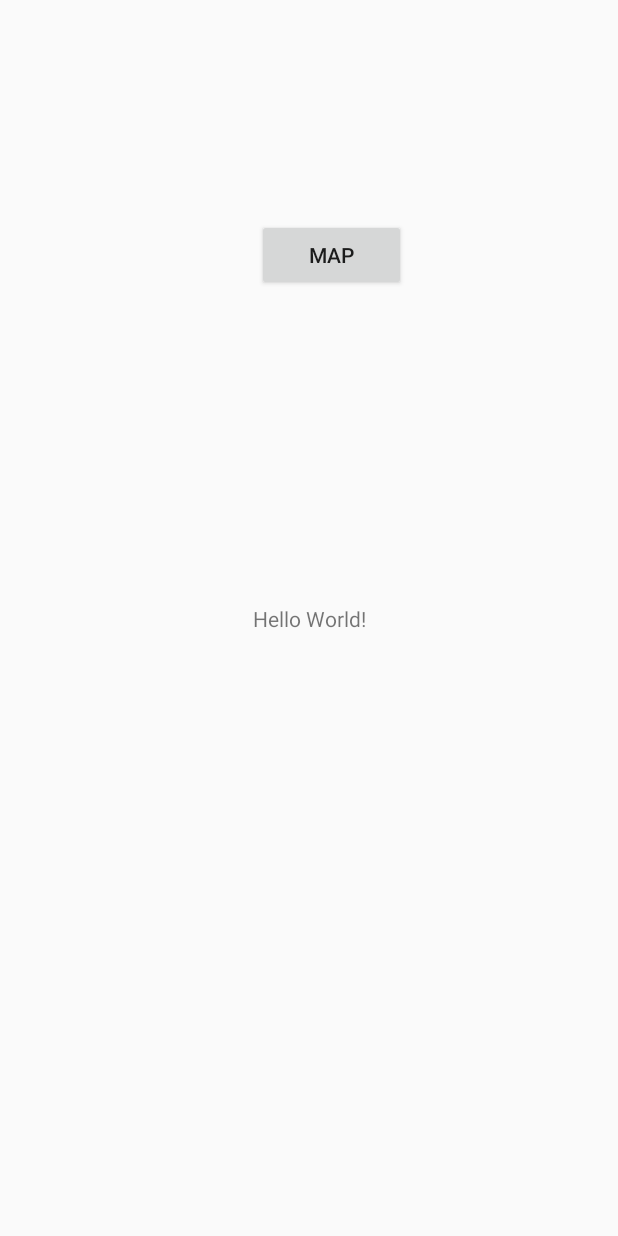
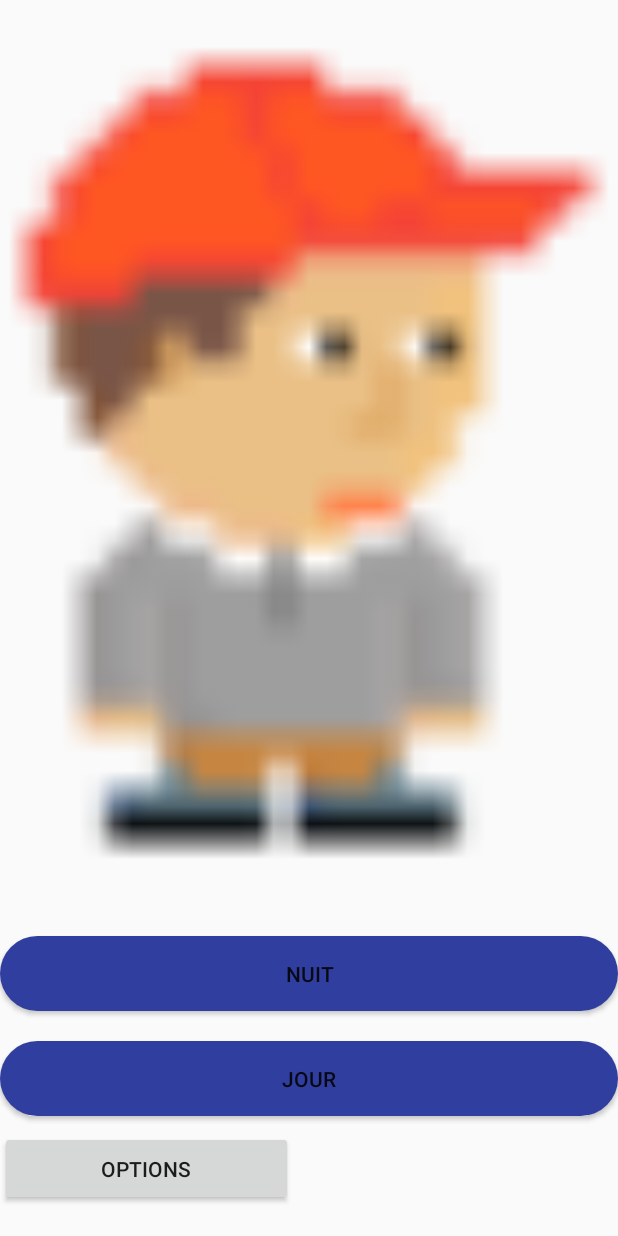
Before and after one commit to Andlat/SIM-2018, an Android app: the screen it shows after launch (MainActivity), on a phone screen of 412 x 824 dp. Run offline under Robolectric (Android 15) with nearby library versions, the phone set to English and light mode, and no system bars.

Commit message:
Bouton oval

```diff
--- a/Day_n_Night/app/src/main/java/daynight/daynnight/MainActivity.java
+++ b/Day_n_Night/app/src/main/java/daynight/daynnight/MainActivity.java
@@ -14,7 +14,7 @@ public class MainActivity extends AppCompatActivity {
         setContentView(R.layout.activity_main);
         //Test
 
-        Button buttonMap = (Button) findViewById(R.id.mapButton);
+        Button buttonMap = (Button) findViewById(R.id.jourButton);
         buttonMap.setOnClickListener(new View.OnClickListener() {
             @Override
             public void onClick(View v) {
--- a/Day_n_Night/app/src/main/java/daynight/daynnight/MapActivity.java
+++ b/Day_n_Night/app/src/main/java/daynight/daynnight/MapActivity.java
@@ -5,6 +5,7 @@ import android.annotation.SuppressLint;
 import android.content.Context;
 import android.content.DialogInterface;
 import android.content.pm.PackageManager;
+import android.content.res.Resources;
 import android.location.Criteria;
 import android.location.Location;
 import android.location.LocationListener;
@@ -46,9 +47,6 @@ public class MapActivity extends FragmentActivity implements OnMapReadyCallback,
     private Marker perso;
 
 
-    private ArrayList<LocationProvider> providers;
-    private ArrayList<String> providerNames;
-    private Criteria criteria;
 
     @Override
     protected void onCreate(Bundle savedInstanceState) {
@@ -114,42 +112,24 @@ public class MapActivity extends FragmentActivity implements OnMapReadyCallback,
 
         map = googleMap;
         locationManager = (LocationManager) getSystemService(Context.LOCATION_SERVICE);
-        map.setMinZoomPreference(17);
+
 
         //Stylisation de la carte avec JSON d'un Raw.xml
-        try
-        {
+        try {
+
             boolean reussi = map.setMapStyle(MapStyleOptions.loadRawResourceStyle(this, R.raw.style_json));
 
             if(!reussi)
-            {
                 Log.e("MapsActivity", "Génération du style impossible");
-            }
         }
-        catch (Resources.NotFoundException e)
-        {
+        catch (Resources.NotFoundException e) {
             Log.e("MapsActivity", "Impossible de trouver le style", e);
         }
 
 
-        //La section en commentaire suvante sert à quoi?????????????
-        /*providers = new ArrayList<LocationProvider>();
-
-        criteria = new Criteria();
-        criteria.setAccuracy(Criteria.ACCURACY_FINE);
-        criteria.setAltitudeRequired(false);
-        criteria.setBearingRequired(true);
-        criteria.setCostAllowed(false);
-
-        providerNames = new ArrayList<String>(locationManager.getProviders(criteria, true));
-
-        for (String name : providerNames) {
-            providers.add(locationManager.getProvider(name));
-        }*/
-
         try {
             //Actulise la position sur la carte à chaque x ms
-            locationManager.requestLocationUpdates(LocationManager.GPS_PROVIDER, 5000, 0, locationListener = new LocationListener() {
+            locationManager.requestLocationUpdates(LocationManager.GPS_PROVIDER, 3000, 0, locationListener = new LocationListener() {
 
                 @Override
                 public void onLocationChanged(Location location) {
@@ -162,9 +142,9 @@ public class MapActivity extends FragmentActivity implements OnMapReadyCallback,
 
                     //Si la distance entre deux actualisation est suppérieur à 3m alors le personnage se déplace
                     if(move[0] > 3){
-                        if(perso != null){
-                            perso.remove();
-                        }
+
+                        if(perso != null) perso.remove();
+
                         perso = map.addMarker(new MarkerOptions()
                                 .position(livePos)
                                 .icon(BitmapDescriptorFactory.fromResource(R.drawable.icondude)));
@@ -188,7 +168,7 @@ public class MapActivity extends FragmentActivity implements OnMapReadyCallback,
 
                 }
             });
-        //Si nous avons pas acces à la localisation
+        //Si nous avons pas accès à la localisation
         } catch (SecurityException e) {
             e.printStackTrace();
         }
--- /dev/null
+++ b/Day_n_Night/app/src/main/res/drawable/oval_button_shape.xml
@@ -0,0 +1,24 @@
+<?xml version="1.0" encoding="utf-8"?>
+<shape xmlns:android="http://schemas.android.com/apk/res/android"
+    android:shape="rectangle" >
+
+    <corners
+        android:bottomLeftRadius="30dp"
+        android:bottomRightRadius="30dp"
+        android:radius="60dp"
+        android:topLeftRadius="30dp"
+        android:topRightRadius="30dp" />
+
+    <solid android:color="@color/colorPrimaryDark" />
+
+    <padding
+        android:bottom="0dp"
+        android:left="0dp"
+        android:right="0dp"
+        android:top="0dp" />
+
+    <size
+        android:height="60dp"
+        android:width="270dp" />
+
+</shape>
--- a/Day_n_Night/app/src/main/res/layout/activity_main.xml
+++ b/Day_n_Night/app/src/main/res/layout/activity_main.xml
@@ -1,35 +1,48 @@
 <?xml version="1.0" encoding="utf-8"?>
-<android.support.constraint.ConstraintLayout xmlns:android="http://schemas.android.com/apk/res/android"
+<android.support.v7.widget.LinearLayoutCompat xmlns:android="http://schemas.android.com/apk/res/android"
     xmlns:app="http://schemas.android.com/apk/res-auto"
     xmlns:tools="http://schemas.android.com/tools"
     android:layout_width="match_parent"
     android:layout_height="match_parent"
+    android:orientation="vertical"
     tools:context="daynight.daynnight.MainActivity">
 
-    <TextView
-        android:id="@+id/textView"
-        android:layout_width="wrap_content"
-        android:layout_height="wrap_content"
-        android:text="Hello World!"
-        app:layout_constraintBottom_toBottomOf="parent"
-        app:layout_constraintLeft_toLeftOf="parent"
-        app:layout_constraintRight_toRightOf="parent"
-        app:layout_constraintTop_toTopOf="parent" />
+    <ImageView
+        android:id="@+id/imageView"
+        android:layout_width="match_parent"
+        android:layout_height="match_parent"
+        android:layout_weight="1"
+        app:srcCompat="@drawable/mapcharacteranimation1" />
 
     <Button
-        android:id="@+id/mapButton"
-        android:layout_width="99dp"
-        android:layout_height="48dp"
-        android:layout_marginBottom="81dp"
-        android:layout_marginEnd="141dp"
-        android:layout_marginStart="141dp"
-        android:layout_marginTop="146dp"
-        android:text="Map"
-        app:layout_constraintBottom_toTopOf="@+id/textView"
-        app:layout_constraintEnd_toEndOf="parent"
-        app:layout_constraintHorizontal_bias="1.0"
-        app:layout_constraintStart_toStartOf="parent"
-        app:layout_constraintTop_toTopOf="parent"
-        app:layout_constraintVertical_bias="0.0" />
+        android:id="@+id/nuitButton"
+        android:layout_width="match_parent"
+        android:layout_height="50dp"
+        android:layout_marginBottom="10dp"
+        android:layout_marginTop="20dp"
+        android:background="@drawable/oval_button_shape"
+        android:text="Nuit"
+        tools:layout_editor_absoluteX="199dp"
+        tools:layout_editor_absoluteY="189dp" />
 
-</android.support.constraint.ConstraintLayout>
+    <Button
+        android:id="@+id/jourButton"
+        android:layout_width="match_parent"
+        android:layout_height="50dp"
+        android:layout_marginBottom="10dp"
+        android:layout_marginTop="10dp"
+        android:background="@drawable/oval_button_shape"
+        android:text="Jour"
+        tools:layout_editor_absoluteX="199dp"
+        tools:layout_editor_absoluteY="117dp" />
+
+    <Button
+        android:id="@+id/settingsButton"
+        android:layout_width="195dp"
+        android:layout_height="50dp"
+        android:layout_marginBottom="20dp"
+        android:layout_marginEnd="100dp"
+        android:text="Options"
+     />
+
+</android.support.v7.widget.LinearLayoutCompat>
```
